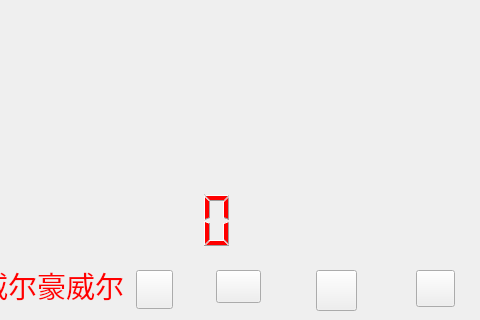
The window that widget.ui (wushengjun85/jy10_01) describes before a commit, drawn with Qt 5; both pictures show x 544 to 1024 and y 280 to 600 of the 1024 by 600 pixel window.
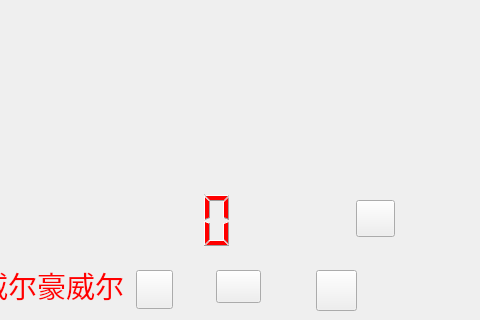
The same window after the commit. Icons and pictures are not drawn.

```diff
--- a/widget.ui
+++ b/widget.ui
@@ -86,8 +86,8 @@
   <widget class="QPushButton" name="pushButton_timesetup_3">
    <property name="geometry">
     <rect>
-     <x>960</x>
-     <y>550</y>
+     <x>900</x>
+     <y>480</y>
      <width>39</width>
      <height>37</height>
     </rect>
```
